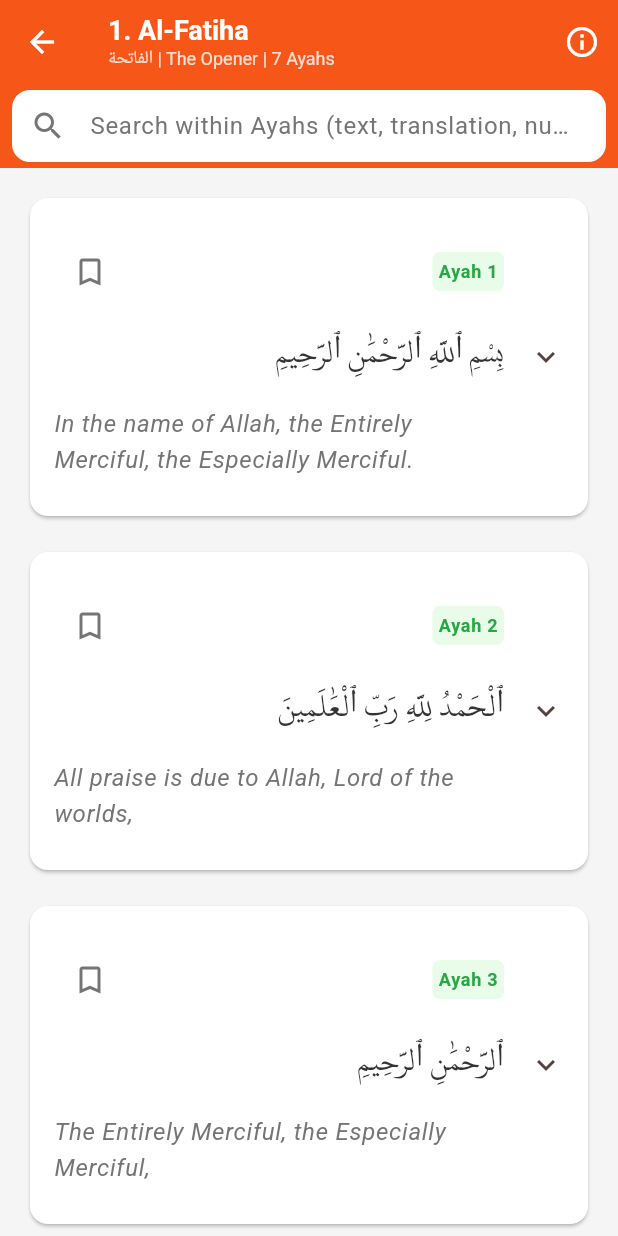
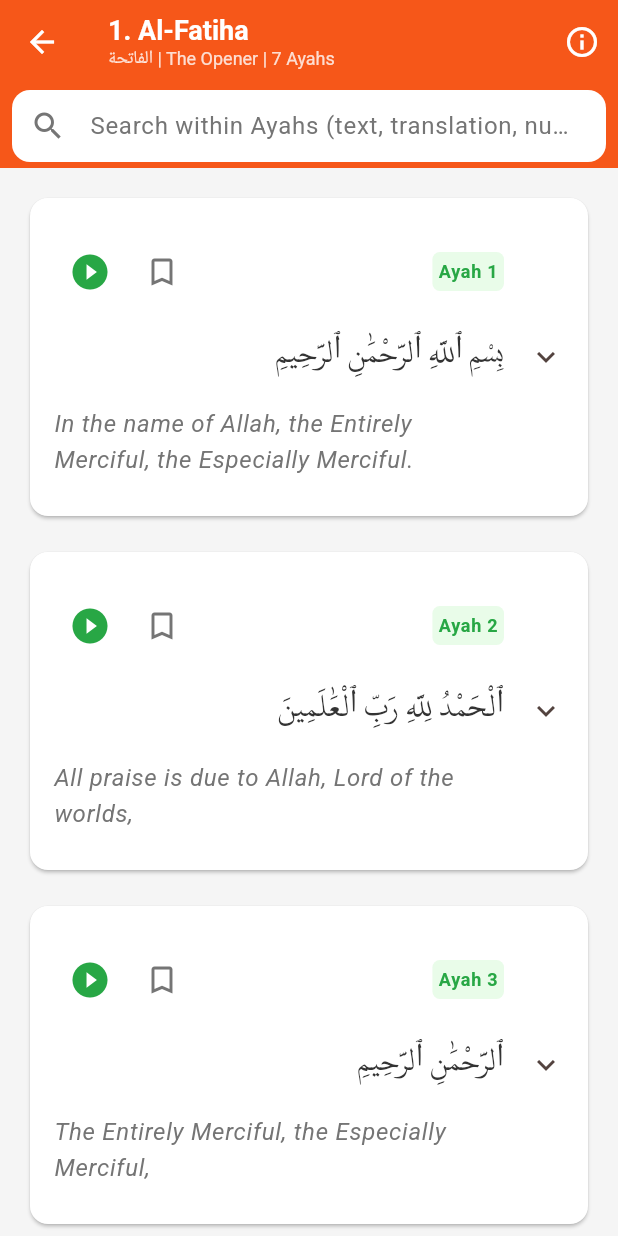
Before and after one commit to GuuMee/quran_tafseer_app, a Flutter app: the SurahDetailScreen screen opened directly with sample values from the repository, on a phone screen of 412 x 824 dp. Run offline on Flutter 3.47's test engine with Material 3 defaults, Android fonts, the phone set to English and light mode, and no system bars; our stand-ins replace audioplayers, shared_preferences; accounts and stored records are empty.

Commit message:
Feat: Add audio recitation playback with play/pause and highlighting

```diff
--- a/lib/screens/surah_detail_screen.dart
+++ b/lib/screens/surah_detail_screen.dart
@@ -11,6 +11,7 @@ import 'package:quran_tafseer_app/utils/app_text_styles.dart';
 import 'package:quran_tafseer_app/utils/app_constants.dart';
 import 'package:quran_tafseer_app/widgets/tafseer_text_widget.dart';
 import 'package:quran_tafseer_app/services/app_preferences.dart'; // Import AppPreferences
+import 'package:audioplayers/audioplayers.dart'; // NEW: Import audioplayers
 
 //SurahDetailScreen Widget
 //This is the main screen that displays the details of a particular Surah. Since it needs to manage dynamic states like search queries, bookmark statuses, and scroll position, it's implemented as a StatefulWidget.
@@ -61,11 +62,28 @@ class _SurahDetailScreenState extends State<SurahDetailScreen> {
   //_showTafseer: A bool flag that controls whether the Tafseer (explanation) and footnotes for each Ayah are visible. It defaults to false.
   bool _showTafseer = false; // Default to not showing tafseer
 
+  // NEW: AudioPlayer instance
+  late AudioPlayer _audioPlayer;
+  // NEW: ValueNotifier to track currently playing ayah
+  final ValueNotifier<int?> _currentlyPlayingAyahNumber = ValueNotifier<int?>(
+    null,
+  );
+
+  // Define a reciter and base URL for audio
+  // Example: Mishary Rashid Alafasy (quran.com audio API format)
+  // Ensure this URL is correct and accessible.
+  static const String _audioBaseUrl =
+      'https://cdn.islamic.network/quran/audio/128/ar.alafasy/';
+
   //Lifecycle Methods
   //initState(): Called once when the widget is inserted into the widget tree.
   @override
   void initState() {
     super.initState();
+
+    // NEW: Initialize AudioPlayer and setup listeners
+    _audioPlayer = AudioPlayer();
+    _setupAudioPlayerListeners();
 
     //Initializes _allAyahs by fetching all Ayahs for the widget.surah using getAyahsForSurah.
     _allAyahs = getAyahsForSurah(
@@ -106,6 +124,49 @@ class _SurahDetailScreenState extends State<SurahDetailScreen> {
         }
       }
     });
+  }
+
+  // NEW: Setup listeners for audio player
+  void _setupAudioPlayerListeners() {
+    _audioPlayer.onPlayerComplete.listen((event) {
+      _currentlyPlayingAyahNumber.value = null; // Reset when audio finishes
+    });
+    // You can add more listeners here for onPlayerStateChanged, onDurationChanged, etc.
+  }
+
+  // NEW: Build audio URL for an Ayah
+  String _getAudioUrl(int surahNumber, int ayahNumber) {
+    // Format: base_url/surah_number/ayah_number.mp3
+    return '$_audioBaseUrl$surahNumber/$ayahNumber.mp3';
+  }
+
+  // NEW: Play a specific Ayah
+  Future<void> _playAyah(Ayah ayah) async {
+    // Stop any currently playing audio before playing a new one
+    await _audioPlayer.stop();
+
+    _currentlyPlayingAyahNumber.value =
+        ayah.ayahNumber; // Set the current playing ayah
+
+    final audioUrl = _getAudioUrl(ayah.surahNumber, ayah.ayahNumber);
+    print('Playing: $audioUrl'); // Debug print
+    try {
+      await _audioPlayer.play(UrlSource(audioUrl));
+    } catch (e) {
+      print('Error playing audio for Ayah ${ayah.ayahNumber}: $e');
+      ScaffoldMessenger.of(context).showSnackBar(
+        SnackBar(
+          content: Text('Failed to play audio for Ayah ${ayah.ayahNumber}.'),
+        ),
+      );
+      _currentlyPlayingAyahNumber.value = null; // Reset on error
+    }
+  }
+
+  // NEW: Pause currently playing audio
+  Future<void> _pauseAudio() async {
+    await _audioPlayer.pause();
+    _currentlyPlayingAyahNumber.value = null; // Reset on pause
   }
 
   //Methods
@@ -273,6 +334,10 @@ class _SurahDetailScreenState extends State<SurahDetailScreen> {
     //Calls _saveCurrentReadPosition(): Ensures the final scroll position is saved when the user leaves the screen.
     _saveCurrentReadPosition();
 
+    // NEW: Dispose audio player and notifier
+    _audioPlayer.dispose();
+    _currentlyPlayingAyahNumber.dispose();
+
     //Removes the listener from _ayahSearchController and disposes both _ayahSearchController and _scrollController to free up resources.
     _ayahSearchController.removeListener(_onAyahSearchChanged);
     _ayahSearchController.dispose();
@@ -417,6 +482,11 @@ class _SurahDetailScreenState extends State<SurahDetailScreen> {
                     final bool hasTafseer =
                         ayah.tafseerText != null &&
                         ayah.tafseerText!.isNotEmpty;
+
+                    // Determine if this Ayah is currently playing for highlighting
+                    final bool isPlayingThisAyah =
+                        _currentlyPlayingAyahNumber.value == ayah.ayahNumber;
+
                     //Each Ayah is displayed within a Card widget.
                     return Card(
                       elevation: 1,
@@ -425,9 +495,19 @@ class _SurahDetailScreenState extends State<SurahDetailScreen> {
                           AppDimens.borderRadiusMedium,
                         ),
                       ),
-                      color: AppColors.white,
+                      // NEW: Conditional background color for highlighting playing Ayah
+                      color:
+                          isPlayingThisAyah
+                              ? AppColors.primaryOrange.withOpacity(0.3)
+                              : AppColors.white,
                       //ExpansionTile: NEW improvement. Instead of a simple Column or AyahCard widget, each Ayah is now wrapped in an ExpansionTile. This allows the Tafseer and footnotes to be hidden by default and expanded/collapsed by tapping on the Ayah's main content area.
                       child: ExpansionTile(
+                        // Use a ValueKey to ensure ExpansionTile state is preserved/reset correctly
+                        key: ValueKey(
+                          'ayah_tile_${ayah.surahNumber}_${ayah.ayahNumber}_${_showTafseer}',
+                        ),
+                        // Control initial expansion based on the global toggle
+                        initiallyExpanded: _showTafseer,
                         //tilePadding: Padding for the header of the ExpansionTile.
                         tilePadding: const EdgeInsets.all(
                           AppDimens.paddingMedium,
@@ -436,14 +516,50 @@ class _SurahDetailScreenState extends State<SurahDetailScreen> {
                         title: Column(
                           crossAxisAlignment: CrossAxisAlignment.stretch,
                           children: [
-                            // NEW: Row for Ayah Number and Bookmark Button
-                            //The Ayah number is on the right, and the bookmark icon is on the left.
+                            // NEW: Row for Play/Pause, Bookmark Button and Ayah Number
+                            // The Ayah number is on the right, and the bookmark icon is on the left.
                             Row(
                               mainAxisAlignment:
                                   MainAxisAlignment
                                       .spaceBetween, // Distribute space
                               children: [
-                                // NEW: Bookmark Button
+                                // Group Play/Pause and Bookmark buttons
+                                Row(
+                                  children: [
+                                    // NEW: Play/Pause Button for this Ayah
+                                    ValueListenableBuilder<int?>(
+                                      // Listen to changes from parent
+                                      valueListenable:
+                                          _currentlyPlayingAyahNumber,
+                                      builder: (
+                                        context,
+                                        currentPlayingAyah,
+                                        child,
+                                      ) {
+                                        final bool isThisAyahPlaying =
+                                            currentPlayingAyah ==
+                                            ayah.ayahNumber;
+                                        return IconButton(
+                                          icon: Icon(
+                                            isThisAyahPlaying
+                                                ? Icons.pause_circle_filled
+                                                : Icons.play_circle_filled,
+                                            color:
+                                                AppColors
+                                                    .successGreen, // Or any color you prefer for audio
+                                            size: 28,
+                                          ),
+                                          onPressed: () {
+                                            if (isThisAyahPlaying) {
+                                              _pauseAudio(); // Pause if this Ayah is already playing
+                                            } else {
+                                              _playAyah(ayah); // Play this Ayah
+                                            }
+                                          },
+                                        );
+                                      },
+                                    ),
+                                    // Bookmark Button
                                     IconButton(
                                       icon: Icon(
                                         _bookmarkedAyahs.contains(
@@ -466,14 +582,18 @@ class _SurahDetailScreenState extends State<SurahDetailScreen> {
                                       onPressed: () async {
                                         final bookmarkId =
                                             '${ayah.surahNumber}:${ayah.ayahNumber}';
-                                    if (_bookmarkedAyahs.contains(bookmarkId)) {
+                                        if (_bookmarkedAyahs.contains(
+                                          bookmarkId,
+                                        )) {
                                           await AppPreferences.removeBookmark(
                                             ayah.surahNumber,
                                             ayah.ayahNumber,
                                           );
                                           if (mounted) {
                                             setState(() {
-                                          _bookmarkedAyahs.remove(bookmarkId);
+                                              _bookmarkedAyahs.remove(
+                                                bookmarkId,
+                                              );
                                               print(
                                                 'Bookmark removed: $bookmarkId',
                                               );
@@ -487,16 +607,18 @@ class _SurahDetailScreenState extends State<SurahDetailScreen> {
                                           if (mounted) {
                                             setState(() {
                                               _bookmarkedAyahs.add(bookmarkId);
-                                          print('Bookmark added: $bookmarkId');
+                                              print(
+                                                'Bookmark added: $bookmarkId',
+                                              );
                                             });
                                           }
                                         }
                                       },
                                     ),
+                                  ],
+                                ),
                                 // Existing Ayah Number (wrapped in Expanded to take available space)
-                                Expanded(
-                                  // Make Ayah number take available space
-                                  child: Align(
+                                Align(
                                   alignment: Alignment.topRight,
                                   child: Container(
                                     padding: const EdgeInsets.all(
@@ -512,11 +634,9 @@ class _SurahDetailScreenState extends State<SurahDetailScreen> {
                                     ),
                                     child: Text(
                                       'Ayah ${ayah.ayahNumber}',
-                                        style: AppTextStyles.captionText
-                                            .copyWith(
+                                      style: AppTextStyles.captionText.copyWith(
                                         color: AppColors.successGreen,
                                         fontWeight: FontWeight.bold,
-                                            ),
                                       ),
                                     ),
                                   ),
--- a/pubspec.yaml
+++ b/pubspec.yaml
@@ -33,6 +33,8 @@ dependencies:
   sqflite: ^2.3.0 # Use the latest version
   path_provider: ^2.1.1 # To get app's document directory
   shared_preferences: ^2.5.3 #this package is used for local data persistence, as it's simple for storing small key-value pairs like last-read positions
+  audioplayers: ^6.0.0 # <--- ADD THIS LINE the popular audioplayers package.
+  # google_fonts: ^6.1.0 # If you have this, keep it.
   # Add other packages you might need
 
   # The following adds the Cupertino Icons font to your application.
```
Also changed, not shown: pubspec.lock, 5 other files. Lines whose indentation alone changed are shown as unchanged.
